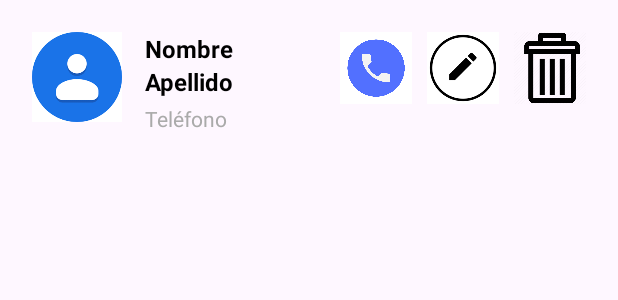
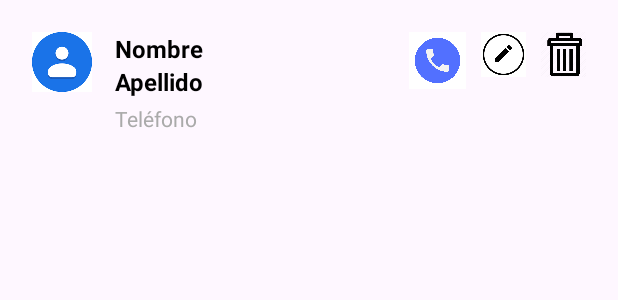
Before and after one commit to NicoJCastro/Actividad-Android-Studio, an Android app: the layout contact_list_item.xml on its own in the app's theme, with its tools: preview values and no code run, on a phone screen of 412 x 824 dp. Shown: the top 300 px of the screen. Run offline under Robolectric (Android 15) with nearby library versions, the phone set to English and light mode, and no system bars.

Commit message:
cambio iconos

```diff
--- a/app/src/main/java/com/castro702/myapplication/ContactStorage.java
+++ /dev/null
@@ -1,14 +0,0 @@
-package com.castro702.myapplication;
-
-import java.util.ArrayList;
-import java.util.List;
-
-public class ContactStorage {
-    public static List<Contacto> listaContactos = new ArrayList<>();
-    public static List<Contacto> getListaContactos() {
-        return listaContactos;
-    }
-    public static void agregarContacto(Contacto contacto) {
-        listaContactos.add(contacto);
-    }
-}
--- a/app/src/main/res/layout/contact_list_item.xml
+++ b/app/src/main/res/layout/contact_list_item.xml
@@ -14,71 +14,71 @@
 
         <ImageView
             android:id="@+id/contactImageView"
-            android:layout_width="60dp"
-            android:layout_height="60dp"
+            android:layout_width="40dp"
+            android:layout_height="40dp"
             android:layout_marginEnd="10dp"
-            android:src="@drawable/contact_image"
-            android:scaleType="centerCrop" />
+            android:scaleType="centerCrop"
+            android:src="@drawable/contact_image" />
 
         <LinearLayout
             android:layout_width="0dp"
             android:layout_height="wrap_content"
+            android:layout_marginStart="5dp"
             android:layout_weight="1"
-            android:orientation="vertical"
-            android:layout_marginStart="5dp">
+            android:orientation="vertical">
 
             <TextView
                 android:id="@+id/nombreTextView"
                 android:layout_width="match_parent"
                 android:layout_height="wrap_content"
                 android:text="Nombre"
+                android:textColor="@android:color/black"
                 android:textSize="16sp"
-                android:textStyle="bold"
-                android:textColor="@android:color/black" />
+                android:textStyle="bold" />
 
             <TextView
                 android:id="@+id/apellidoTextView"
                 android:layout_width="match_parent"
                 android:layout_height="wrap_content"
                 android:text="Apellido"
+                android:textColor="@android:color/black"
                 android:textSize="16sp"
-                android:textColor="@android:color/black"
                 android:textStyle="bold" />
 
             <TextView
                 android:id="@+id/telefonoTextView"
                 android:layout_width="match_parent"
                 android:layout_height="wrap_content"
+                android:paddingTop="4dp"
                 android:text="Teléfono"
-                android:textSize="14sp"
                 android:textColor="@android:color/darker_gray"
-                android:paddingTop="4dp" />
+                android:textSize="14sp" />
         </LinearLayout>
 
         <!-- Botón para simular una llamada -->
         <ImageView
             android:id="@+id/callButton"
-            android:layout_width="48dp"
-            android:layout_height="48dp"
+            android:layout_width="38dp"
+            android:layout_height="38dp"
             android:layout_marginStart="10dp"
-            android:src="@drawable/sym_call"
-            android:contentDescription="@string/call_button" />
+            android:contentDescription="@string/call_button"
+            android:src="@drawable/sym_call" />
 
         <ImageView
             android:id="@+id/editButton"
-            android:layout_width="48dp"
-            android:layout_height="48dp"
+            android:layout_width="30dp"
+            android:layout_height="30dp"
             android:layout_marginStart="10dp"
-            android:src="@drawable/ic_edit"
-            android:contentDescription="@string/edit_button" />
+            android:contentDescription="@string/edit_button"
+            android:src="@drawable/ic_edit" />
 
         <ImageView
             android:id="@+id/deleteButton"
-            android:layout_width="48dp"
-            android:layout_height="48dp"
+            android:layout_width="30dp"
+            android:layout_height="30dp"
             android:layout_marginStart="10dp"
-            android:src="@drawable/ic_delete"
-            android:contentDescription="@string/delete_button" />
+            android:contentDescription="@string/delete_button"
+            android:src="@drawable/ic_delete" />
     </LinearLayout>
 
 </LinearLayout>
```
